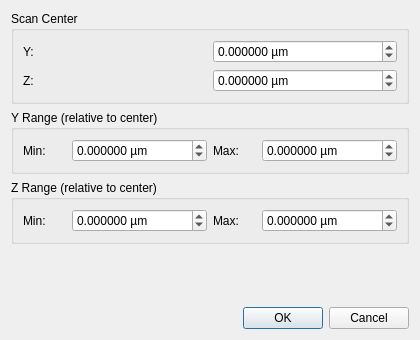
Old version of the form polylaue/ui/resources/ui/scan_position_coords_dialog.ui in the repository PolyLaue/PolyLaue.
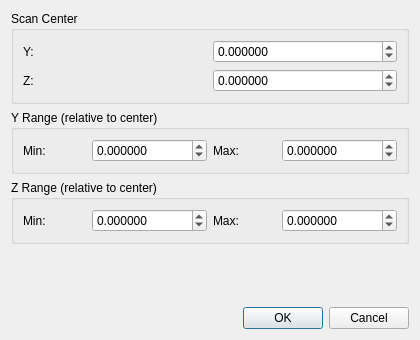
New version of the form. Custom widgets are drawn as their Qt base class.

Commit message:
Move scan coordinates to `Series`
This also makes it unitless (as requested by the users). The user
will just need to remember which units they used.

It also sets the default skip frames to 0, and changes the `Track`
name to `Track/Refine`.

```diff
--- a/polylaue/ui/resources/ui/scan_position_coords_dialog.ui
+++ b/polylaue/ui/resources/ui/scan_position_coords_dialog.ui
@@ -33,7 +33,7 @@
          <string>Y coordinate of the scan center.</string>
         </property>
         <property name="suffix">
-         <string> µm</string>
+         <string></string>
         </property>
         <property name="keyboardTracking">
          <bool>false</bool>
@@ -62,7 +62,7 @@
          <string>Z coordinate of the scan center.</string>
         </property>
         <property name="suffix">
-         <string> µm</string>
+         <string></string>
         </property>
         <property name="keyboardTracking">
          <bool>false</bool>
@@ -100,7 +100,7 @@
          <string>Minimum Y offset relative to the scan center.</string>
         </property>
         <property name="suffix">
-         <string> µm</string>
+         <string></string>
         </property>
         <property name="keyboardTracking">
          <bool>false</bool>
@@ -129,7 +129,7 @@
          <string>Maximum Y offset relative to the scan center.</string>
         </property>
         <property name="suffix">
-         <string> µm</string>
+         <string></string>
         </property>
         <property name="keyboardTracking">
          <bool>false</bool>
@@ -167,7 +167,7 @@
          <string>Minimum Z offset relative to the scan center.</string>
         </property>
         <property name="suffix">
-         <string> µm</string>
+         <string></string>
         </property>
         <property name="keyboardTracking">
          <bool>false</bool>
@@ -196,7 +196,7 @@
          <string>Maximum Z offset relative to the scan center.</string>
         </property>
         <property name="suffix">
-         <string> µm</string>
+         <string></string>
         </property>
         <property name="keyboardTracking">
          <bool>false</bool>
```
The commit also changes 8 other files.
